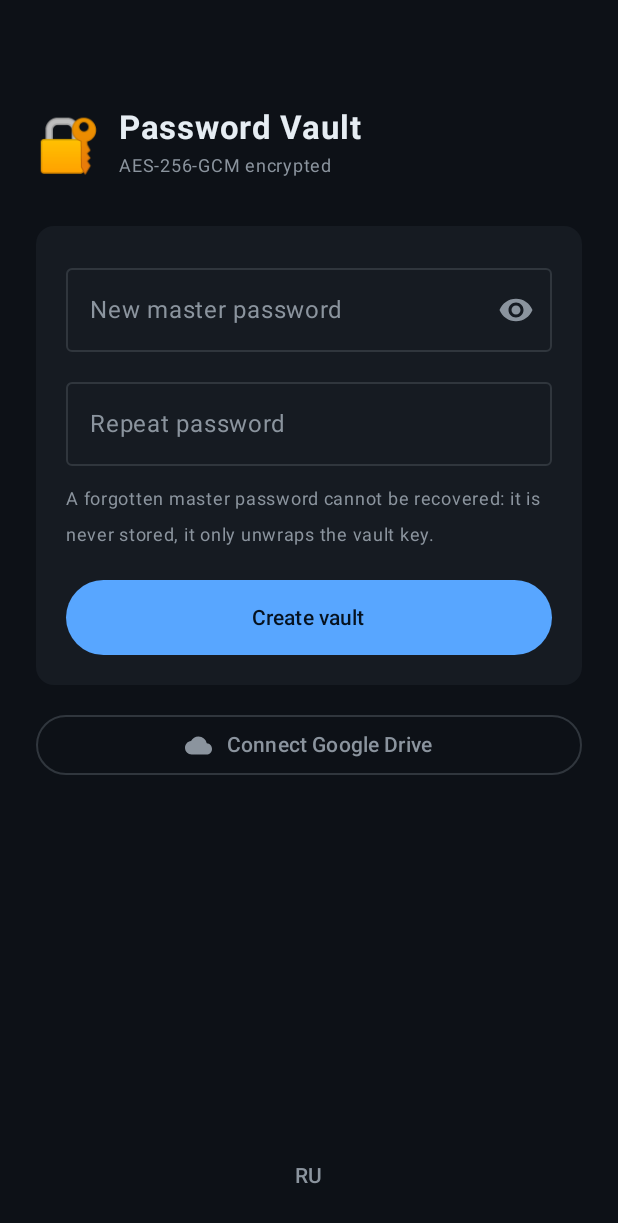
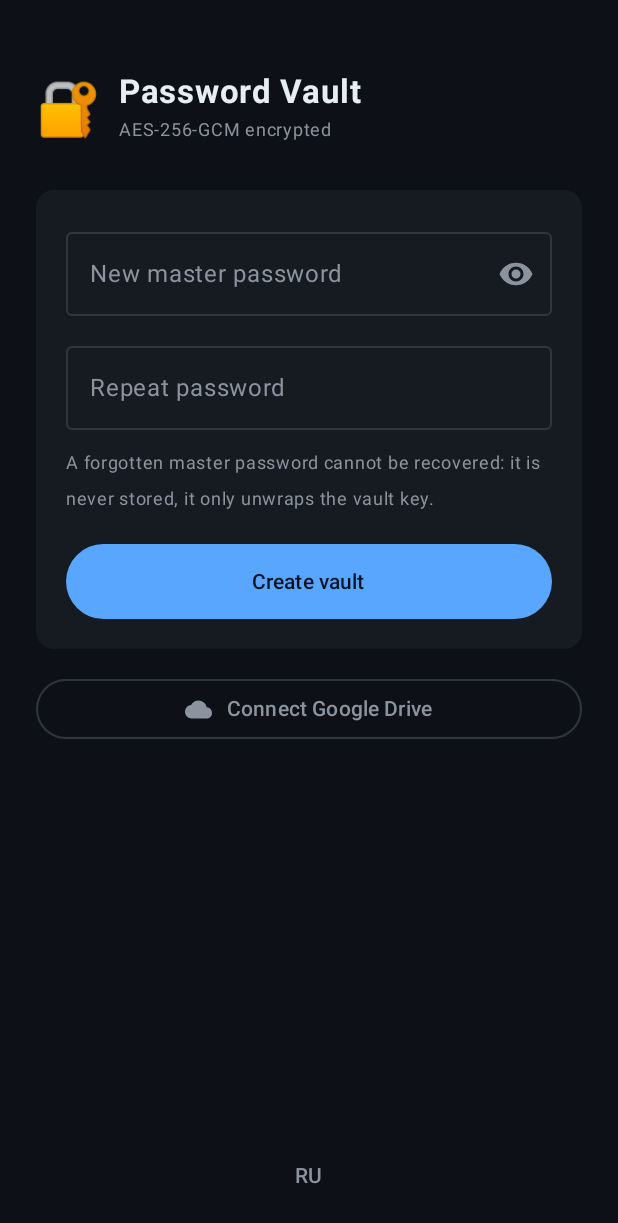
Before and after one commit to 0siriss/ZaPassKa, an Android app built with Jetpack Compose: the screen it shows after launch (MainActivity), on a phone screen of 412 x 824 dp. Shown: the top 1223 px of the screen. Run offline under Robolectric (Android 15) with nearby library versions, the phone set to English and light mode, and no system bars; pictures from the network do not load.

Commit message:
Keep the Android screens clear of the system bars
From targetSdk 35 Android draws an application edge to edge, so the
vault toolbar was painted underneath the status bar and its title sat on
top of the clock. The login screen only escaped it by starting with a
large fixed gap.

Both screens take their spacing from the window insets now. The toolbar
keeps its colour behind the status bar and pads only its contents, the
list and the add button clear the navigation bar, and the fields lift
above the keyboard. The system bars are transparent so the app's own
background shows through them.

Co-Authored-By: Claude Opus 5 <noreply@anthropic.com>
Claude-Session: https://claude.ai/code/session_01B6JmfFDqA2YSPFHHFCLfYg

```diff
--- a/android/app/src/main/java/com/zapasska/ui/LoginScreen.kt
+++ b/android/app/src/main/java/com/zapasska/ui/LoginScreen.kt
@@ -8,8 +8,11 @@ import androidx.compose.foundation.layout.Spacer
 import androidx.compose.foundation.layout.fillMaxSize
 import androidx.compose.foundation.layout.fillMaxWidth
 import androidx.compose.foundation.layout.height
+import androidx.compose.foundation.layout.imePadding
+import androidx.compose.foundation.layout.navigationBarsPadding
 import androidx.compose.foundation.layout.padding
 import androidx.compose.foundation.layout.size
+import androidx.compose.foundation.layout.statusBarsPadding
 import androidx.compose.foundation.layout.width
 import androidx.compose.foundation.text.KeyboardActions
 import androidx.compose.foundation.text.KeyboardOptions
@@ -66,10 +69,14 @@ fun LoginScreen(
     val submit = if (creating) onCreate else onUnlock
 
     Column(
-        modifier = Modifier.fillMaxSize().padding(horizontal = 24.dp),
+        modifier = Modifier.fillMaxSize()
+            .statusBarsPadding()
+            .navigationBarsPadding()
+            .imePadding()
+            .padding(horizontal = 24.dp),
         verticalArrangement = Arrangement.Top,
     ) {
-        Spacer(Modifier.height(72.dp))
+        Spacer(Modifier.height(48.dp))
 
         Row(verticalAlignment = Alignment.CenterVertically) {
             Text("🔐", fontSize = 34.sp)
--- a/android/app/src/main/res/values/themes.xml
+++ b/android/app/src/main/res/values/themes.xml
@@ -1,8 +1,13 @@
 <?xml version="1.0" encoding="utf-8"?>
 <resources>
+    <!-- Android 15 draws applications edge to edge; the bars are transparent
+         and every screen pads itself with the window insets instead. -->
     <style name="Theme.ZaPassKa" parent="android:Theme.Material.NoActionBar">
-        <item name="android:statusBarColor">#0d1117</item>
-        <item name="android:navigationBarColor">#0d1117</item>
+        <item name="android:statusBarColor">@android:color/transparent</item>
+        <item name="android:navigationBarColor">@android:color/transparent</item>
         <item name="android:windowBackground">#0d1117</item>
+        <item name="android:windowLightStatusBar">false</item>
+        <item name="android:enforceStatusBarContrast">false</item>
+        <item name="android:enforceNavigationBarContrast">false</item>
     </style>
 </resources>
```
Also changed, not shown: android/app/src/main/java/com/zapasska/ui/VaultScreen.kt (+10 -4 lines).
